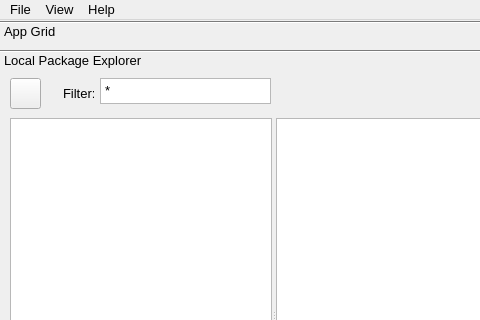
First picture: the form in src/conan_app_launcher/ui/main.ui, repository goszpeti/conan_explorer, before the edit; both pictures show x 0 to 480 and y 0 to 320 of the 836 by 697 pixel window.
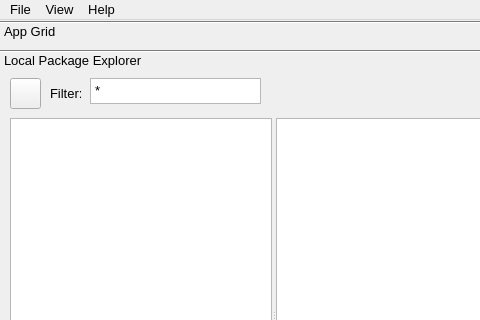
Second picture: the form after the edit. The open tabs and pages were chosen to show the change. Icons and pictures are not drawn.

```diff
--- a/src/conan_app_launcher/ui/main.ui
+++ b/src/conan_app_launcher/ui/main.ui
@@ -307,7 +307,7 @@
        <widget class="QLabel" name="package_filter_label">
         <property name="geometry">
          <rect>
-          <x>63</x>
+          <x>50</x>
           <y>5</y>
           <width>31</width>
           <height>21</height>
@@ -323,7 +323,7 @@
         </property>
         <property name="geometry">
          <rect>
-          <x>100</x>
+          <x>90</x>
           <y>0</y>
           <width>171</width>
           <height>26</height>
```
Left out of the diff: 6 changed lines with no effect on the pictures.
